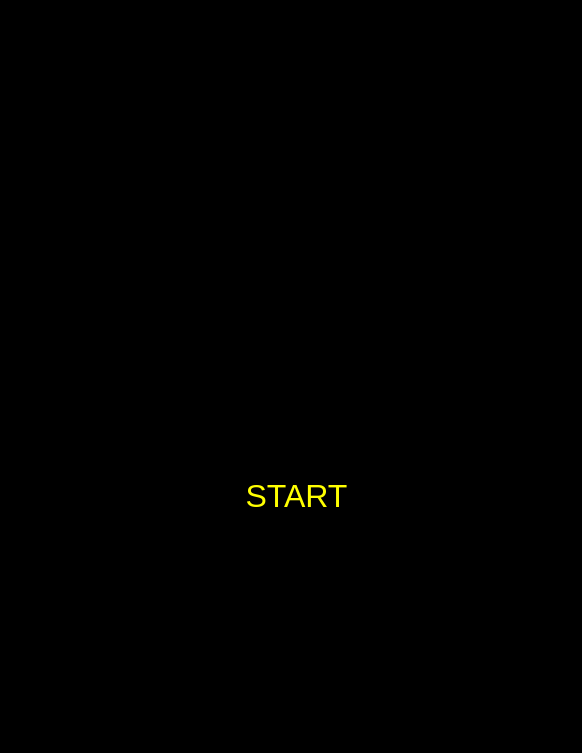
Qt form titlescreen.ui (Asyll/GatorPac) before a commit.
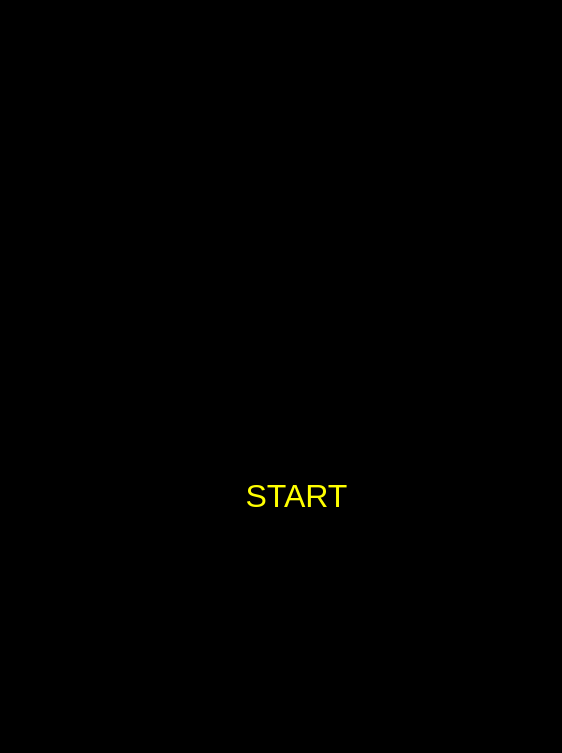
The same form after that commit.

The edit to the form file:
```diff
--- a/titlescreen.ui
+++ b/titlescreen.ui
@@ -6,19 +6,19 @@
    <rect>
     <x>0</x>
     <y>0</y>
-    <width>582</width>
+    <width>562</width>
     <height>753</height>
    </rect>
   </property>
   <property name="minimumSize">
    <size>
-    <width>582</width>
+    <width>562</width>
     <height>753</height>
    </size>
   </property>
   <property name="maximumSize">
    <size>
-    <width>582</width>
+    <width>562</width>
     <height>753</height>
    </size>
   </property>
@@ -33,19 +33,19 @@
     <rect>
      <x>0</x>
      <y>0</y>
-     <width>582</width>
+     <width>562</width>
      <height>336</height>
     </rect>
    </property>
    <property name="minimumSize">
     <size>
-     <width>582</width>
+     <width>562</width>
      <height>336</height>
     </size>
    </property>
    <property name="maximumSize">
     <size>
-     <width>582</width>
+     <width>562</width>
      <height>336</height>
     </size>
    </property>
```
